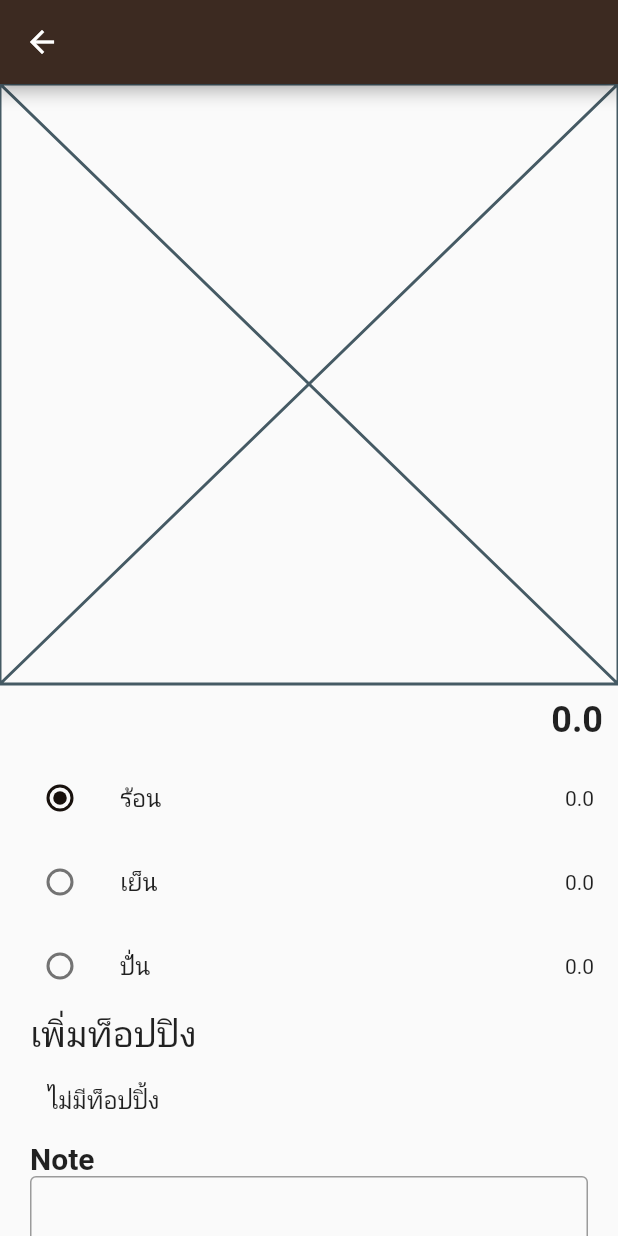
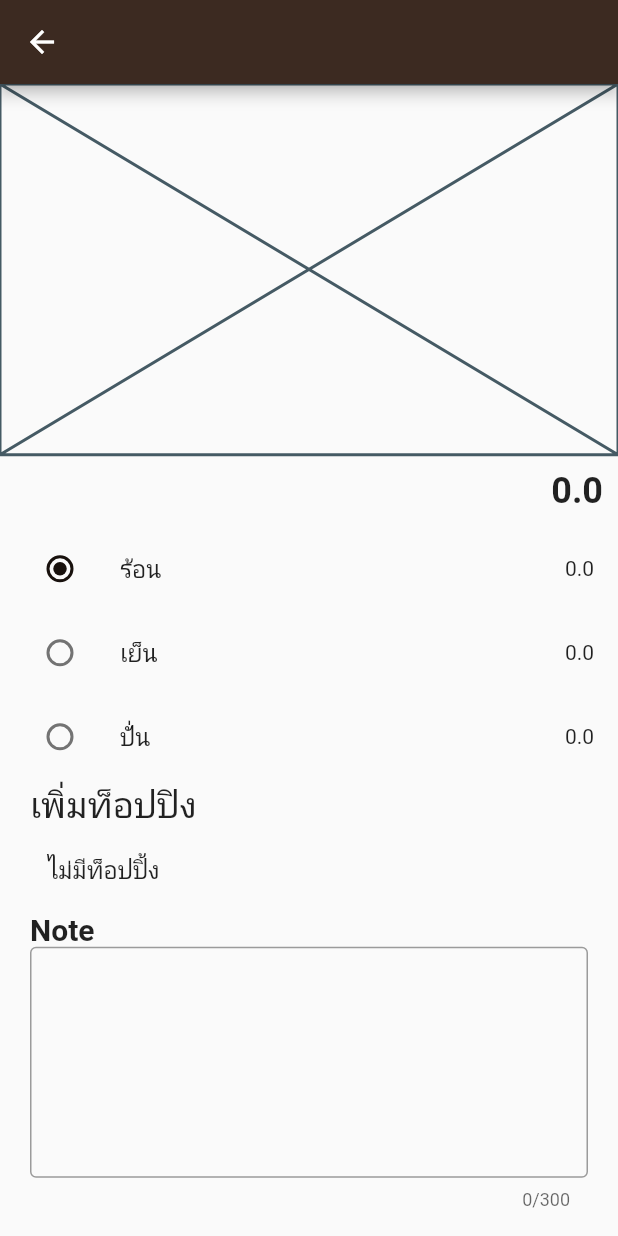
Before and after one commit to kaluvic/pak-cafe, a Flutter app: the MenuOrderPage screen opened directly with empty values, on a phone screen of 412 x 824 dp. Run offline on Flutter 3.47's test engine with Material 2 defaults, Android fonts, the phone set to English and light mode, and no system bars; our stand-ins replace carousel_slider, firebase_core, firebase_database, shared_preferences; accounts and stored records are empty.

Commit message:
adjust ui

```diff
--- a/user/lib/entities/menuinfo_entity.dart
+++ b/user/lib/entities/menuinfo_entity.dart
@@ -25,7 +25,7 @@ class MenuInfo {
 
   factory MenuInfo.fromJson(Map<String, dynamic> json) => MenuInfo(
         name: json["name"],
-        price: json["price"],
+        price: (json["price"] as int).toDouble(),
         status: Status.fromJson(json["status"]),
         toppings: json["toppings"] == null
             ? []
@@ -55,9 +55,9 @@ class Status {
   double ice;
 
   factory Status.fromJson(Map<String, dynamic> json) => Status(
-        frappe: json["frappe"],
-        hot: json["hot"],
-        ice: json["ice"],
+        frappe: (json["frappe"] as int).toDouble(),
+        hot: (json["hot"] as int).toDouble(),
+        ice: (json["ice"] as int).toDouble(),
       );
 
   Map<String, dynamic> toJson() => {
@@ -78,7 +78,7 @@ class Topping {
 
   factory Topping.fromJson(Map<String, dynamic> json) => Topping(
         name: json["name"],
-        price: json["price"],
+        price: (json["price"] as int).toDouble(),
       );
 
   Map<String, dynamic> toJson() => {
--- a/user/lib/pages/home.dart
+++ b/user/lib/pages/home.dart
@@ -89,7 +89,8 @@ class _HomePageState extends State<HomePage> {
                 children: [
                   //* Recommend menu slider
                   CarouselSlider(
-                    options: CarouselOptions(autoPlay: true, height: 400.0),
+                    options: CarouselOptions(
+                        autoPlay: true, height: (0.3 * heightScreen)),
                     items: [1, 2, 3, 4, 5].map((e) {
                       return Builder(
                         builder: (context) {
--- a/user/lib/pages/menu_order.dart
+++ b/user/lib/pages/menu_order.dart
@@ -110,6 +110,7 @@ class _MenuOrderPageState extends State<MenuOrderPage> {
 
   @override
   Widget build(BuildContext context) {
+    double heightScreen = MediaQuery.of(context).size.height;
     return Container(
       child: Scaffold(
         appBar: AppBar(
@@ -125,7 +126,9 @@ class _MenuOrderPageState extends State<MenuOrderPage> {
             crossAxisAlignment: CrossAxisAlignment.start,
             children: [
               //* Image
-              const Placeholder(),
+              Placeholder(
+                fallbackHeight: heightScreen * 0.3,
+              ),
               //* Price
               Container(
                 margin:
@@ -259,13 +262,22 @@ class NumberOrder extends StatelessWidget {
             onPressed: () {
               onMinusTap();
             },
-            icon: const Text('-')),
-        Text('$number'),
+            icon: const Text(
+              '-',
+              style: TextStyle(fontSize: 20),
+            )),
+        Text(
+          '$number',
+          style: const TextStyle(fontSize: 20),
+        ),
         IconButton(
             onPressed: () {
               onPlusTap();
             },
-            icon: const Text('+'))
+            icon: const Text(
+              '+',
+              style: TextStyle(fontSize: 20),
+            ))
       ],
     );
   }
--- a/user/lib/services/user_service.dart
+++ b/user/lib/services/user_service.dart
@@ -37,10 +37,10 @@ class UserService {
 
   Future<void> setUserCache(String name, String userId, double credit) async {
     final user = await SharedPreferences.getInstance();
-
     await user.setString('userId', userId);
     await user.setString('name', name);
     await user.setDouble('credit', credit);
+    print(user);
   }
 
   Future<void> clearUserCache() async {
```
Also changed, not shown: user/lib/entities/userlist_entity.dart (+61 -18 lines), user/lib/main.dart (+7 -3 lines), user/lib/pages/login.dart (+14 -7 lines), user/lib/pages/register.dart (+6 -4 lines).
